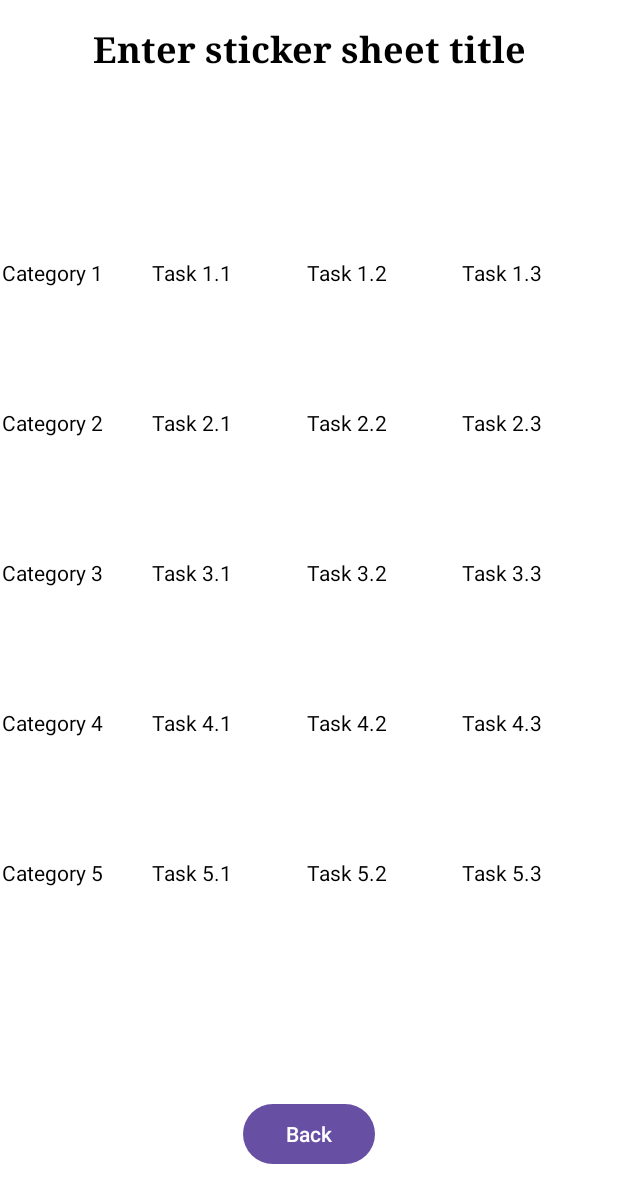
After one commit to Heidi-coder/Sticker-sheet-app-personal-use, an Android app: the ReopenedStickerSheetActivity screen opened directly, with no data from a screen before it, on a phone screen of 412 x 824 dp. The commit adds this screen. Shown: the top 1203 px of the screen. Run offline under Robolectric (Android 15) with nearby library versions, the phone set to English and light mode, and no system bars.

Commit message:
Create ReopenedStickerSheetActivity and make it retrieve info from currently created sticker sheets.

```diff
--- a/app/src/main/AndroidManifest.xml
+++ b/app/src/main/AndroidManifest.xml
@@ -12,6 +12,9 @@
         android:supportsRtl="true"
         android:theme="@style/Theme.StickerSheets"
         tools:targetApi="31">
+        <activity
+            android:name=".ReopenedStickerSheetActivity"
+            android:exported="false" />
         <activity
             android:name=".SavedStickerSheetActivity"
             android:exported="false" />
--- a/app/src/main/java/com/example/stickersheets/CurrentStickerSheetsActivity.kt
+++ b/app/src/main/java/com/example/stickersheets/CurrentStickerSheetsActivity.kt
@@ -80,7 +80,7 @@ class CurrentStickerSheetsActivity : AppCompatActivity() {
         // Set up RecyclerView
         stickerSheetsRecyclerView.layoutManager = LinearLayoutManager(this)
         stickerSheetAdapter = StickerSheetAdapter(stickerSheetTitles, this, backgroundColors, textColors) { title ->
-            val intent = Intent(this, SavedStickerSheetActivity::class.java)
+            val intent = Intent(this, ReopenedStickerSheetActivity::class.java)
             intent.putExtra("title", title)
             startActivity(intent)
         }
--- /dev/null
+++ b/app/src/main/res/layout/activity_reopened_sticker_sheet.xml
@@ -0,0 +1,366 @@
+<?xml version="1.0" encoding="utf-8"?>
+<androidx.constraintlayout.widget.ConstraintLayout xmlns:android="http://schemas.android.com/apk/res/android"
+    xmlns:app="http://schemas.android.com/apk/res-auto"
+    xmlns:tools="http://schemas.android.com/tools"
+    android:layout_width="match_parent"
+    android:layout_height="match_parent"
+    android:id="@+id/reopened_sticker_sheet_layout"
+    tools:context=".NewStickerSheetActivity">
+
+
+    <!-- EditText for Sticker Sheet Title -->
+    <TextView
+        android:id="@+id/reopened_sticker_sheet_title"
+        android:layout_width="wrap_content"
+        android:layout_height="wrap_content"
+        android:hint="@string/sticker_sheet_title_hint"
+        android:textSize="24sp"
+        android:fontFamily="serif"
+        android:textStyle="bold"
+        android:textAlignment="center"
+        app:layout_constraintTop_toTopOf="parent"
+        app:layout_constraintStart_toStartOf="parent"
+        app:layout_constraintEnd_toEndOf="parent"
+        android:layout_marginTop="16dp"
+        tools:ignore="Autofill"
+        android:background="@drawable/cell_border"
+        android:textColorHint="@color/black"
+        android:minHeight="48dp"
+        android:minWidth="48dp"
+        />
+
+
+    <TableLayout
+        android:id="@+id/reopened_sticker_sheet_table"
+        android:layout_width="wrap_content"
+        android:layout_height="0dp"
+        android:layout_margin="16dp"
+        android:shrinkColumns="0,1,2,3"
+        android:stretchColumns="1,2,3,4"
+        app:layout_constraintTop_toBottomOf="@id/reopened_sticker_sheet_title"
+        app:layout_constraintBottom_toBottomOf="parent"
+        app:layout_constraintHeight_percent="0.66"
+        app:layout_constraintStart_toStartOf="parent"
+        app:layout_constraintEnd_toEndOf="parent"
+        android:background="@drawable/cell_border">
+
+        <!-- First row -->
+        <TableRow>
+            <TextView
+                android:layout_width="100dp"
+                android:layout_height="100dp"
+                android:minWidth="100dp"
+                android:minHeight="100dp"
+                android:hint="@string/category_1"
+                tools:ignore="Autofill"
+                android:textColorHint="@color/black"
+                android:gravity="top|start"
+                android:maxLines="5"
+                android:scrollbars="vertical"
+                android:background="@drawable/cell_border"
+                android:id="@+id/reopened_category_1"
+                />
+            <TextView
+                android:hint="@string/task_1.1"
+                tools:ignore="Autofill"
+                android:textColorHint="@color/black"
+                android:layout_width="100dp"
+                android:layout_height="100dp"
+                android:minWidth="100dp"
+                android:minHeight="100dp"
+                android:gravity="top|start"
+                android:maxLines="5"
+                android:scrollbars="vertical"
+                android:background="@drawable/cell_border"
+                android:id="@+id/reopened_task_1_1"
+                />
+            <TextView
+                android:layout_width="100dp"
+                android:layout_height="100dp"
+                android:minWidth="100dp"
+                android:minHeight="100dp"
+                android:hint="@string/task_1.2"
+                tools:ignore="Autofill"
+                android:textColorHint="@color/black"
+                android:gravity="top|start"
+                android:maxLines="5"
+                android:scrollbars="vertical"
+                android:background="@drawable/cell_border"
+                android:id="@+id/reopened_task_1_2"
+                />
+            <TextView
+                android:layout_width="100dp"
+                android:layout_height="100dp"
+                android:minWidth="100dp"
+                android:minHeight="100dp"
+                android:hint="@string/task_1.3"
+                tools:ignore="Autofill"
+                android:textColorHint="@color/black"
+                android:gravity="top|start"
+                android:maxLines="5"
+                android:scrollbars="vertical"
+                android:background="@drawable/cell_border"
+                android:id="@+id/reopened_task_1_3"
+                />
+        </TableRow>
+
+        <!-- Second row -->
+        <TableRow>
+            <TextView
+                android:layout_width="100dp"
+                android:layout_height="100dp"
+                android:minWidth="100dp"
+                android:minHeight="100dp"
+                android:hint="@string/category_2"
+                tools:ignore="Autofill"
+                android:textColorHint="@color/black"
+                android:gravity="top|start"
+                android:maxLines="5"
+                android:scrollbars="vertical"
+                android:background="@drawable/cell_border"
+                android:id="@+id/reopened_category_2"
+                />
+            <TextView
+                android:layout_width="100dp"
+                android:layout_height="100dp"
+                android:minWidth="100dp"
+                android:minHeight="100dp"
+                android:hint="@string/task_2.1"
+                tools:ignore="Autofill"
+                android:textColorHint="@color/black"
+                android:gravity="top|start"
+                android:maxLines="5"
+                android:scrollbars="vertical"
+                android:background="@drawable/cell_border"
+                android:id="@+id/reopened_task_2_1"
+                />
+            <TextView
+                android:layout_width="100dp"
+                android:layout_height="100dp"
+                android:minWidth="100dp"
+                android:minHeight="100dp"
+                android:hint="@string/task_2.2"
+                tools:ignore="Autofill"
+                android:textColorHint="@color/black"
+                android:gravity="top|start"
+                android:maxLines="5"
+                android:scrollbars="vertical"
+                android:background="@drawable/cell_border"
+                android:id="@+id/reopened_task_2_2"
+                />
+            <TextView
+                android:layout_width="100dp"
+                android:layout_height="100dp"
+                android:minWidth="100dp"
+                android:minHeight="100dp"
+                android:hint="@string/task_2.3"
+                tools:ignore="Autofill"
+                android:textColorHint="@color/black"
+                android:gravity="top|start"
+                android:maxLines="5"
+                android:scrollbars="vertical"
+                android:background="@drawable/cell_border"
+                android:id="@+id/reopened_task_2_3"
+                />
+        </TableRow>
+
+        <!-- Third row -->
+        <TableRow>
+            <TextView
+                android:layout_width="100dp"
+                android:layout_height="100dp"
+                android:minWidth="100dp"
+                android:minHeight="100dp"
+                android:hint="@string/category_3"
+                tools:ignore="Autofill"
+                android:textColorHint="@color/black"
+                android:gravity="top|start"
+                android:maxLines="5"
+                android:scrollbars="vertical"
+                android:background="@drawable/cell_border"
+                android:id="@+id/reopened_category_3"
+                />
+            <TextView
+                android:layout_width="100dp"
+                android:layout_height="100dp"
+                android:minWidth="100dp"
+                android:minHeight="100dp"
+                android:hint="@string/task_3.1"
+                tools:ignore="Autofill"
+                android:textColorHint="@color/black"
+                android:gravity="top|start"
+                android:maxLines="5"
+                android:scrollbars="vertical"
+                android:background="@drawable/cell_border"
+                android:id="@+id/reopened_task_3_1"
+                />
+            <TextView
+                android:layout_width="100dp"
+                android:layout_height="100dp"
+                android:minWidth="100dp"
+                android:minHeight="100dp"
+                android:hint="@string/task_3.2"
+                tools:ignore="Autofill"
+                android:textColorHint="@color/black"
+                android:gravity="top|start"
+                android:maxLines="5"
+                android:scrollbars="vertical"
+                android:background="@drawable/cell_border"
+                android:id="@+id/reopened_task_3_2"
+                />
+            <TextView
+                android:layout_width="100dp"
+                android:layout_height="100dp"
+                android:minWidth="100dp"
+                android:minHeight="100dp"
+                android:hint="@string/task_3.3"
+                tools:ignore="Autofill"
+                android:textColorHint="@color/black"
+                android:gravity="top|start"
+                android:maxLines="5"
+                android:scrollbars="vertical"
+                android:background="@drawable/cell_border"
+                android:id="@+id/reopened_task_3_3"
+                />
+        </TableRow>
+
+        <!-- Fourth row -->
+        <TableRow>
+            <TextView
+                android:layout_width="100dp"
+                android:layout_height="100dp"
+                android:minWidth="100dp"
+                android:minHeight="100dp"
+                android:hint="@string/category_4"
+                tools:ignore="Autofill"
+                android:textColorHint="@color/black"
+                android:gravity="top|start"
+                android:maxLines="5"
+                android:scrollbars="vertical"
+                android:background="@drawable/cell_border"
+                android:id="@+id/reopened_category_4"
+                />
+            <TextView
+                android:layout_width="100dp"
+                android:layout_height="100dp"
+                android:minWidth="100dp"
+                android:minHeight="100dp"
+                android:hint="@string/task_4.1"
+                tools:ignore="Autofill"
+                android:textColorHint="@color/black"
+                android:gravity="top|start"
+                android:maxLines="5"
+                android:scrollbars="vertical"
+                android:background="@drawable/cell_border"
+                android:id="@+id/reopened_task_4_1"
+                />
+            <TextView
+                android:layout_width="100dp"
+                android:layout_height="100dp"
+                android:minWidth="100dp"
+                android:minHeight="100dp"
+                android:hint="@string/task_4.2"
+                tools:ignore="Autofill"
+                android:textColorHint="@color/black"
+                android:gravity="top|start"
+                android:maxLines="5"
+                android:scrollbars="vertical"
+                android:background="@drawable/cell_border"
+                android:id="@+id/reopened_task_4_2"
+                />
+            <TextView
+                android:layout_width="100dp"
+                android:layout_height="100dp"
+                android:minWidth="100dp"
+                android:minHeight="100dp"
+                android:hint="@string/task_4.3"
+                tools:ignore="Autofill"
+                android:textColorHint="@color/black"
+                android:gravity="top|start"
+                android:maxLines="5"
+                android:scrollbars="vertical"
+                android:background="@drawable/cell_border"
+                android:id="@+id/reopened_task_4_3"
+                />
+        </TableRow>
+
+        <!-- Fifth row -->
+        <TableRow>
+            <TextView
+                android:layout_width="100dp"
+                android:layout_height="100dp"
+                android:minWidth="100dp"
+                android:minHeight="100dp"
+                android:hint="@string/category_5"
+                tools:ignore="Autofill"
+                android:textColorHint="@color/black"
+                android:gravity="top|start"
+                android:maxLines="5"
+                android:scrollbars="vertical"
+                android:background="@drawable/cell_border"
+                android:id="@+id/reopened_category_5"
+                />
+            <TextView
+                android:layout_width="100dp"
+                android:layout_height="100dp"
+                android:minWidth="100dp"
+                android:minHeight="100dp"
+                android:hint="@string/task_5.1"
+                tools:ignore="Autofill"
+                android:textColorHint="@color/black"
+                android:gravity="top|start"
+                android:maxLines="5"
+                android:scrollbars="vertical"
+                android:background="@drawable/cell_border"
+                android:id="@+id/reopened_task_5_1"
+                />
+            <TextView
+                android:layout_width="100dp"
+                android:layout_height="100dp"
+                android:minWidth="100dp"
+                android:minHeight="100dp"
+                android:hint="@string/task_5.2"
+                tools:ignore="Autofill"
+                android:textColorHint="@color/black"
+                android:gravity="top|start"
+                android:maxLines="5"
+                android:scrollbars="vertical"
+                android:background="@drawable/cell_border"
+                android:id="@+id/reopened_task_5_2"
+                />
+            <TextView
+                android:layout_width="100dp"
+                android:layout_height="100dp"
+                android:minWidth="100dp"
+                android:minHeight="100dp"
+                android:hint="@string/task_5.3"
+                tools:ignore="Autofill"
+                android:textColorHint="@color/black"
+                android:gravity="top|start"
+                android:maxLines="5"
+                android:scrollbars="vertical"
+                android:background="@drawable/cell_border"
+                android:id="@+id/reopened_task_5_3"
+                />
+        </TableRow>
+
+    </TableLayout>
+
+
+    <Button
+        android:id="@+id/back_button"
+        android:layout_width="wrap_content"
+        android:layout_height="wrap_content"
+        android:text="Back"
+        app:layout_constraintTop_toBottomOf="@id/reopened_sticker_sheet_table"
+        app:layout_constraintStart_toStartOf="parent"
+        app:layout_constraintEnd_toEndOf="parent"
+        android:layout_marginTop="16dp"
+        />
+
+
+
+
+
+
+</androidx.constraintlayout.widget.ConstraintLayout>
```
Also changed, not shown: app/src/main/java/com/example/stickersheets/ReopenedStickerSheetActivity.kt (added, +157 -0 lines), app/src/main/java/com/example/stickersheets/SavedStickerSheetActivity.kt (+24 -3 lines), app/src/main/java/com/example/stickersheets/StickerSheetAdapter.kt (+102 -10 lines).
